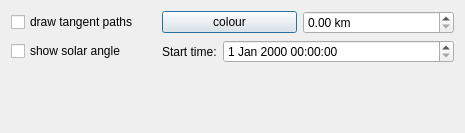
Above: mslib/msui/ui_remotesensing_dockwidget.ui from Open-MSS/MSS before the change. Below: the same form after it.
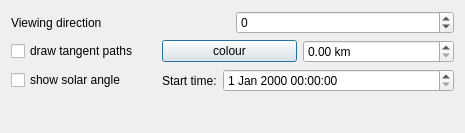
That is the form after the change.

Commit message:
Refactored remote sensing widget so that most functionality is contained within the widget class
Moved in-line code from mplpathinteractor to remote sensing widget.
Added a field to change viewing direction of instrument.

Diff of the .ui file:
```diff
--- a/mslib/msui/ui_remotesensing_dockwidget.ui
+++ b/mslib/msui/ui_remotesensing_dockwidget.ui
@@ -20,6 +20,33 @@
    <string>Remote Sensing</string>
   </property>
   <layout class="QVBoxLayout" name="verticalLayout">
+   <item>
+    <layout class="QHBoxLayout" name="horizontalLayout">
+     <item>
+      <widget class="QLabel" name="lbObsAngle">
+       <property name="text">
+        <string>Viewing direction</string>
+       </property>
+      </widget>
+     </item>
+     <item>
+      <widget class="QDoubleSpinBox" name="dsbObsAngle">
+       <property name="decimals">
+        <number>0</number>
+       </property>
+       <property name="minimum">
+        <double>-180.000000000000000</double>
+       </property>
+       <property name="maximum">
+        <double>180.000000000000000</double>
+       </property>
+       <property name="singleStep">
+        <double>15.000000000000000</double>
+       </property>
+      </widget>
+     </item>
+    </layout>
+   </item>
    <item>
     <layout class="QHBoxLayout" name="horizontalLayout_5">
      <item>
```
The commit also changes 6 other files.
